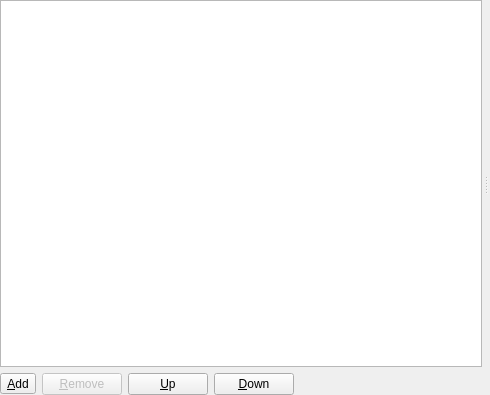
The window that src/ui/itemorderlist.ui (hluk/CopyQ) describes before a commit, drawn with Qt 5.
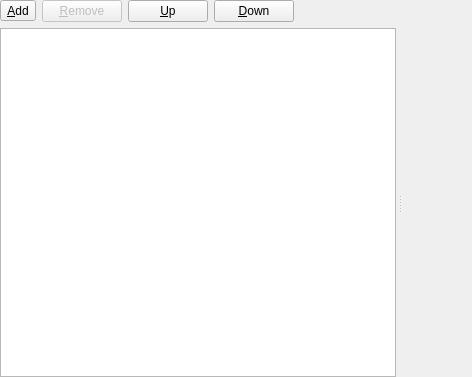
The same window after the commit.

```diff
--- a/src/ui/itemorderlist.ui
+++ b/src/ui/itemorderlist.ui
@@ -6,8 +6,8 @@
    <rect>
     <x>0</x>
     <y>0</y>
-    <width>490</width>
-    <height>395</height>
+    <width>472</width>
+    <height>377</height>
    </rect>
   </property>
   <layout class="QVBoxLayout" name="verticalLayout_6">
@@ -23,31 +23,6 @@
    <property name="bottomMargin">
     <number>0</number>
    </property>
-   <item>
-    <widget class="QSplitter" name="splitter">
-     <property name="sizePolicy">
-      <sizepolicy hsizetype="Expanding" vsizetype="MinimumExpanding">
-       <horstretch>0</horstretch>
-       <verstretch>0</verstretch>
-      </sizepolicy>
-     </property>
-     <property name="orientation">
-      <enum>Qt::Horizontal</enum>
-     </property>
-     <property name="handleWidth">
-      <number>8</number>
-     </property>
-     <widget class="QListWidget" name="listWidgetItems">
-      <property name="dragDropMode">
-       <enum>QAbstractItemView::InternalMove</enum>
-      </property>
-      <property name="selectionMode">
-       <enum>QAbstractItemView::ExtendedSelection</enum>
-      </property>
-     </widget>
-     <widget class="QStackedWidget" name="stackedWidget"/>
-    </widget>
-   </item>
    <item>
     <layout class="QHBoxLayout" name="horizontalLayout_5">
      <item>
@@ -105,6 +80,54 @@
      </item>
     </layout>
    </item>
+   <item>
+    <widget class="QSplitter" name="splitter">
+     <property name="sizePolicy">
+      <sizepolicy hsizetype="Expanding" vsizetype="MinimumExpanding">
+       <horstretch>0</horstretch>
+       <verstretch>0</verstretch>
+      </sizepolicy>
+     </property>
+     <property name="orientation">
+      <enum>Qt::Horizontal</enum>
+     </property>
+     <property name="handleWidth">
+      <number>8</number>
+     </property>
+     <widget class="QListWidget" name="listWidgetItems">
+      <property name="dragDropMode">
+       <enum>QAbstractItemView::InternalMove</enum>
+      </property>
+      <property name="selectionMode">
+       <enum>QAbstractItemView::ExtendedSelection</enum>
+      </property>
+     </widget>
+     <widget class="QScrollArea" name="scrollArea">
+      <property name="focusPolicy">
+       <enum>Qt::NoFocus</enum>
+      </property>
+      <property name="frameShape">
+       <enum>QFrame::NoFrame</enum>
+      </property>
+      <property name="frameShadow">
+       <enum>QFrame::Plain</enum>
+      </property>
+      <property name="widgetResizable">
+       <bool>true</bool>
+      </property>
+      <widget class="QStackedWidget" name="stackedWidget">
+       <property name="geometry">
+        <rect>
+         <x>0</x>
+         <y>0</y>
+         <width>68</width>
+         <height>344</height>
+        </rect>
+       </property>
+      </widget>
+     </widget>
+    </widget>
+   </item>
   </layout>
  </widget>
  <resources/>
```
Left out of the diff: 3 changed lines with no effect on the pictures.
